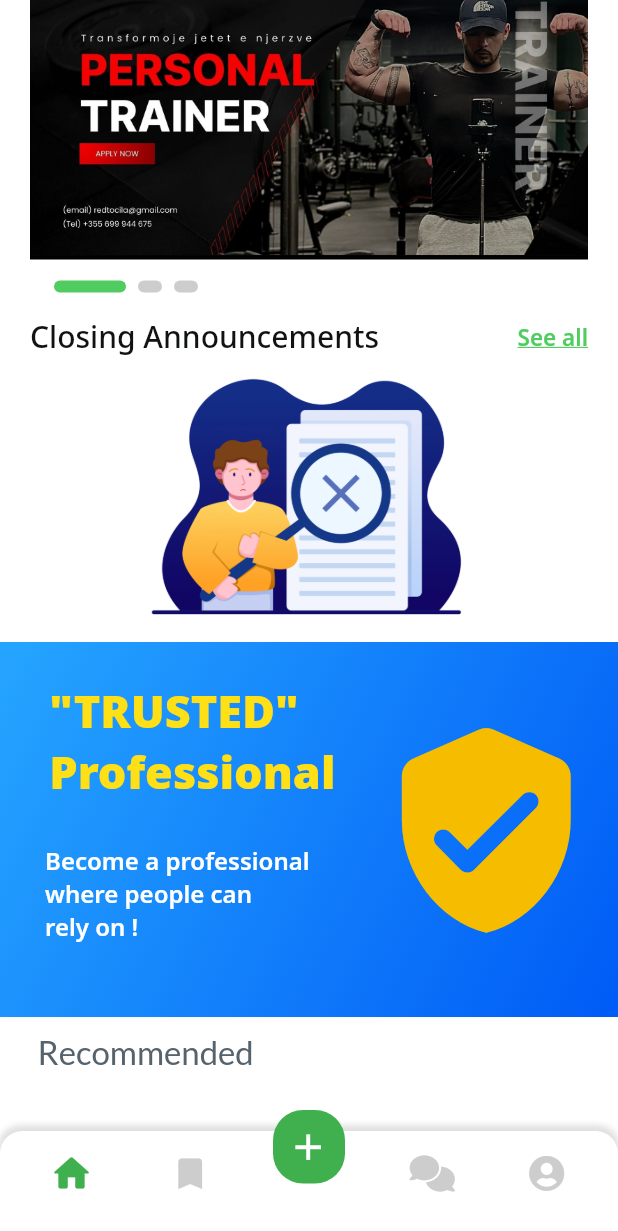
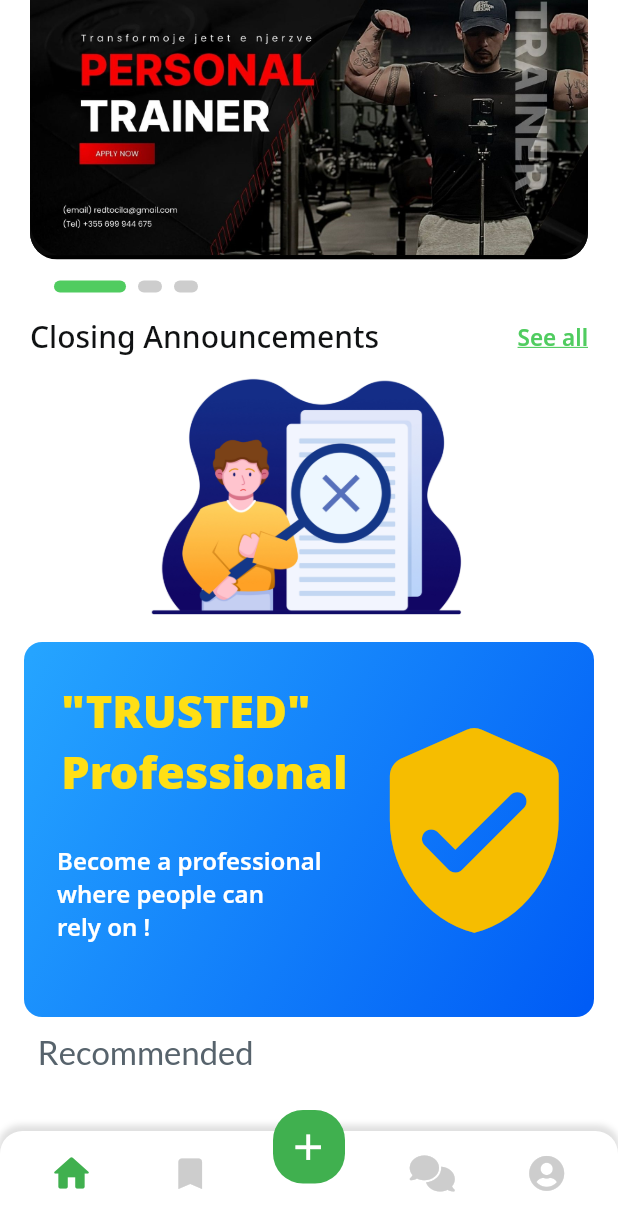
Before and after one commit to adrilevendi/kutagjej, a Flutter app: the screen it shows once a user with an empty profile is signed in, scrolled down 269 dp, on a phone screen of 412 x 824 dp. Shown: the top 1231 px of the screen. Run offline on Flutter 3.47's test engine with Material 3 defaults, Android fonts, the phone set to English and light mode, and no system bars; drawn by our look-alikes of flutter_animate, smooth_page_indicator; our stand-ins replace auto_size_text, badges, cached_network_image, chewie, cloud_firestore, easy_debounce and 24 more; missing offline and left inert: algolia, flutter_pannable_rating_bar, json_path, mime_type, text_search, twocheckout_flutter; accounts and stored records are empty; network calls fail.

Commit message:
fixed home Screen issue with images

```diff
--- a/lib/main_page/home/home_widget.dart
+++ b/lib/main_page/home/home_widget.dart
@@ -844,20 +844,12 @@ class _HomeWidgetState extends State<HomeWidget> with TickerProviderStateMixin {
                                   PageController(initialPage: 0),
                               scrollDirection: Axis.horizontal,
                               children: [
-                                Container(
+                                ClipRRect(
+                                  borderRadius: BorderRadius.circular(18.0),
+                                  child: Container(
                                     width: 100.0,
                                     // height: 100.0,
                                     decoration: const BoxDecoration(
-                                    // boxShadow: [
-                                    //   BoxShadow(
-                                    //     // blurRadius: 4.0,
-                                    //     color: Color(0x33000000),
-                                    //     offset: Offset(
-                                    //       0.0,
-                                    //       0.0,
-                                    //     ),
-                                    //   )
-                                    // ],
                                       color: Colors.black,
 
                                       // borderRadius: BorderRadius.only(
@@ -870,15 +862,24 @@ class _HomeWidgetState extends State<HomeWidget> with TickerProviderStateMixin {
                                     child: Column(
                                       mainAxisSize: MainAxisSize.max,
                                       children: [
-                                      InkWell(
+                                        ClipRRect(
+                                          borderRadius:
+                                              BorderRadius.circular(12.0),
+                                          child: InkWell(
                                             child: Container(
                                               decoration: const BoxDecoration(
                                                   color: Color.fromARGB(
                                                       255, 10, 10, 10)),
-                                          child: const Image(
-                                            image: AssetImage(
-                                                'assets/images/banner.jpg'), //Instagram
+                                              child: ClipRRect(
+                                                borderRadius:
+                                                    BorderRadius.circular(22.0),
+                                                child: Image.asset(
+                                                  // image: AssetImage(
+                                                  'assets/images/banner.jpg',
+                                                  // ), //Instagram
                                                   fit: BoxFit.cover,
+                                                  // height: 100,
+                                                ),
                                               ),
                                             ),
                                             onTap: () async {
@@ -889,8 +890,10 @@ class _HomeWidgetState extends State<HomeWidget> with TickerProviderStateMixin {
                                                     'Could not launch url');
                                               }
                                             },
+                                          ),
                                         )
                                       ],
+                                    ),
                                   ),
                                 ),
                                 Container(
@@ -1084,10 +1087,14 @@ class _HomeWidgetState extends State<HomeWidget> with TickerProviderStateMixin {
                     ),
                   ),
                 ),
-                Container(
+                ClipRRect(
+                  borderRadius: BorderRadius.circular(14),
+                  child: Container(
+                    margin: const EdgeInsets.symmetric(horizontal: 16),
                     width: MediaQuery.sizeOf(context).width,
                     height: 250.0,
-                  decoration: const BoxDecoration(
+                    decoration: BoxDecoration(
+                      borderRadius: BorderRadius.circular(12),
                       gradient: LinearGradient(
                         colors: [Color(0xFF005CF6), Color(0xFF25A4FF)],
                         stops: [0.0, 1.0],
@@ -1172,6 +1179,7 @@ where pe... */
                           ),
                         ),
                       ],
+                    ),
                   ),
                 ),
                 Padding(
```
Lines whose indentation alone changed are shown as unchanged.
